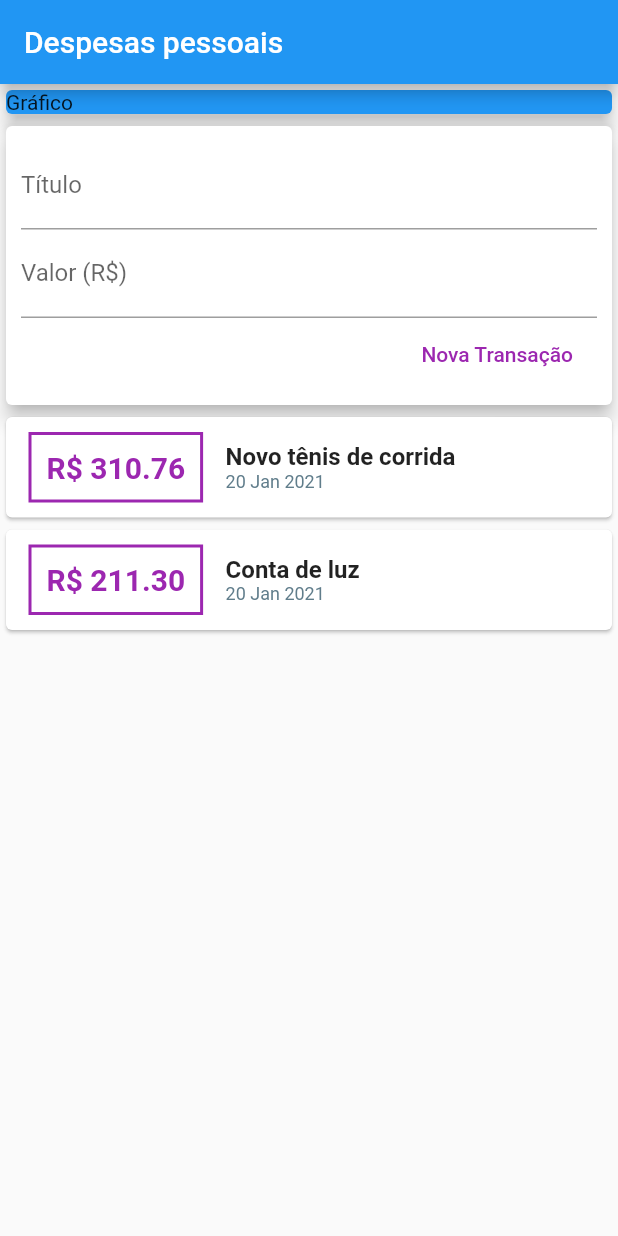
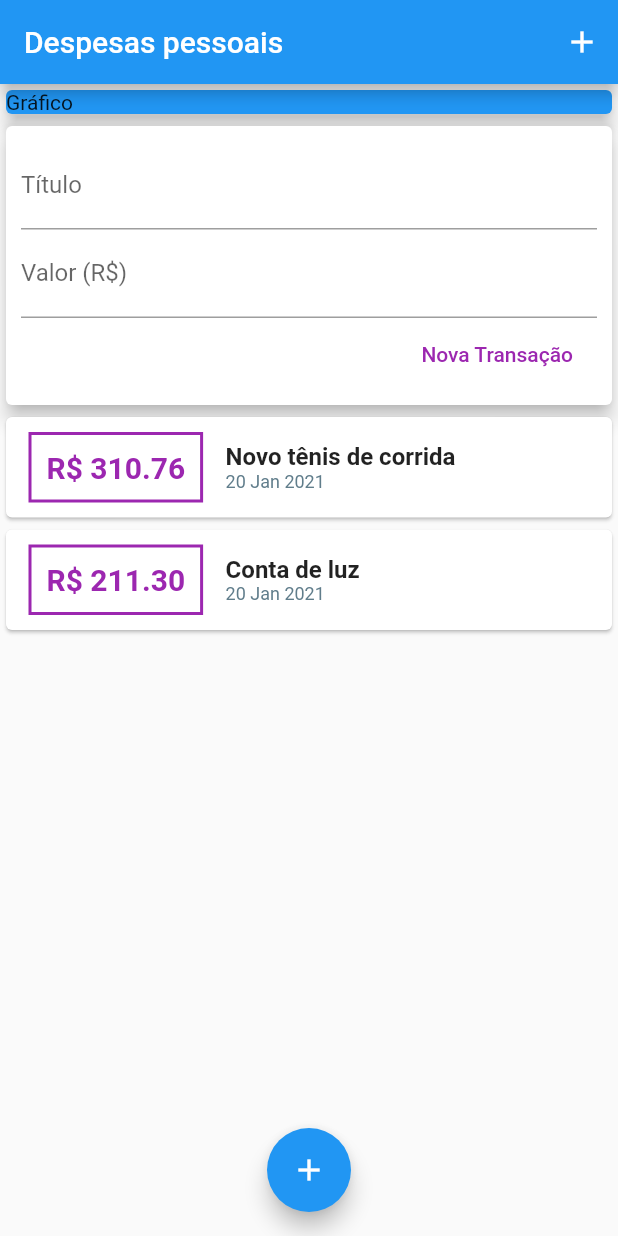
Before and after one commit to jeanpandolfi/despesas_pessoais-flutter, a Flutter app: the screen it shows after launch, on a phone screen of 412 x 824 dp. Run offline on Flutter 3.47's test engine with Material 2 defaults, Android fonts, the phone set to English and light mode, and no system bars.

Commit message:
Add botão

```diff
--- a/lib/main.dart
+++ b/lib/main.dart
@@ -26,6 +26,9 @@ class MyHomePage extends StatelessWidget {
     return Scaffold(
       appBar: AppBar(
         title: Text('Despesas pessoais'),
+        actions: [
+          IconButton(icon: Icon(Icons.add), onPressed: (){})
+        ],
       ),
       body: SingleChildScrollView(
         child: Column(
@@ -41,7 +44,12 @@ class MyHomePage extends StatelessWidget {
             TransactionUser()
           ],
         ),
-      )
+      ),
+      floatingActionButton: FloatingActionButton(
+        child: Icon(Icons.add),
+        onPressed: () {},
+      ),
+      floatingActionButtonLocation: FloatingActionButtonLocation.centerFloat,
     );
   }
 
```
